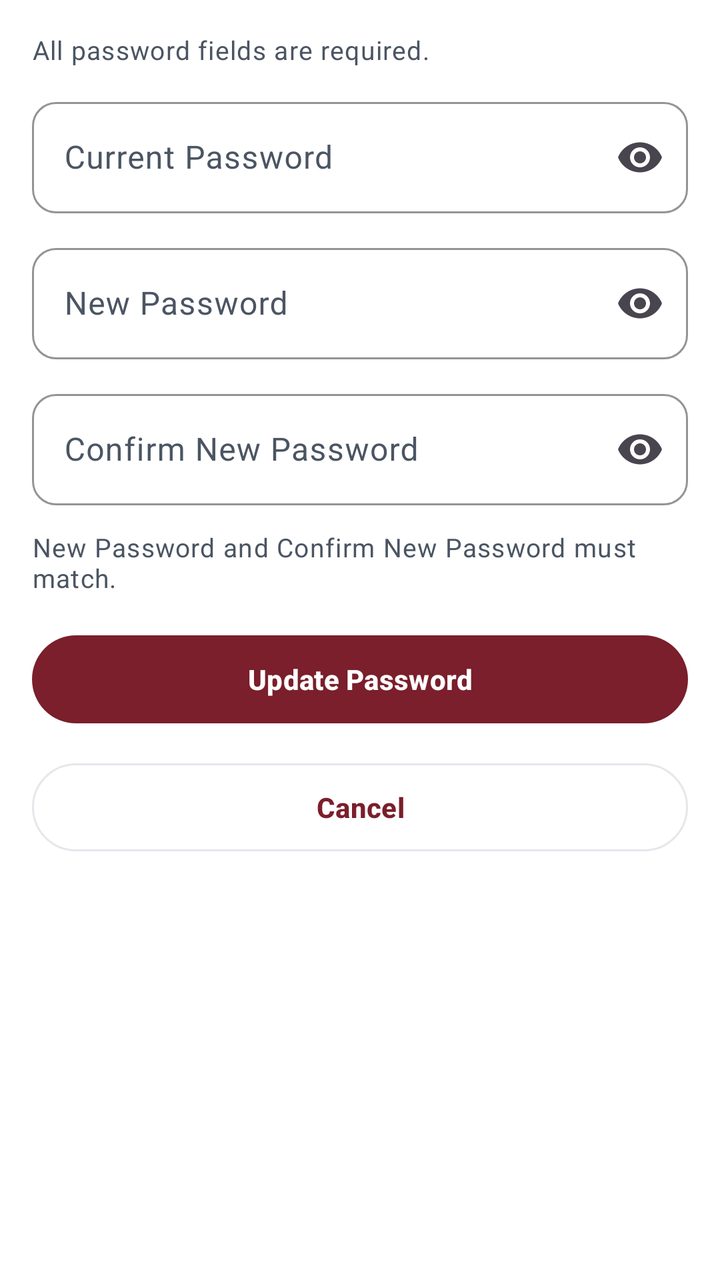
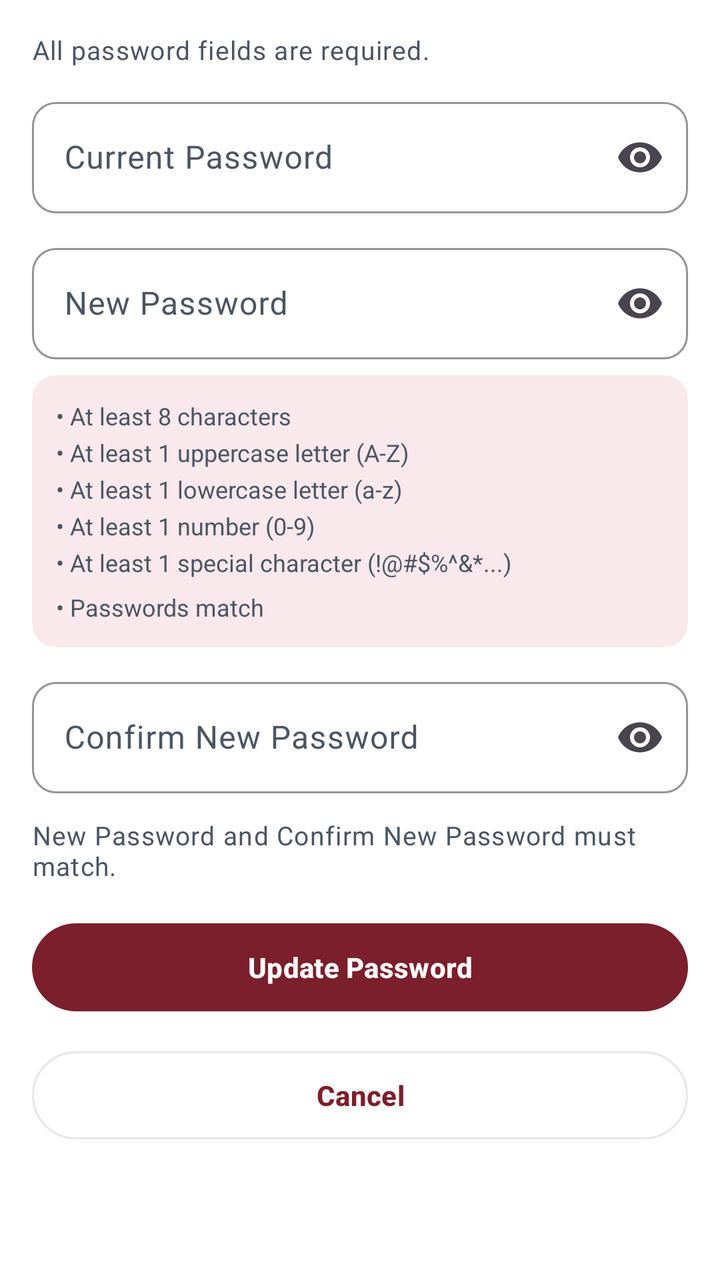

Two renders of the same Android screen: before a commit and after it. Below are the layout's source before the change and the commit's diff.
<!-- AndroidManifest.xml: application theme Theme.BPSUDrive -->
<!-- res/layout/activity_change_password.xml -->
<?xml version="1.0" encoding="utf-8"?>
<ScrollView xmlns:android="http://schemas.android.com/apk/res/android"
    xmlns:app="http://schemas.android.com/apk/res-auto"
    android:layout_width="match_parent"
    android:layout_height="match_parent"
    android:background="@color/white"
    android:clipToPadding="false"
    android:fillViewport="true">

    <LinearLayout
        android:layout_width="match_parent"
        android:layout_height="wrap_content"
        android:orientation="vertical"
        android:padding="16dp">

        <TextView
            android:layout_width="wrap_content"
            android:layout_height="wrap_content"
            android:text="@string/pw_required_note"
            android:textAppearance="@style/TextAppearance.BPSU.Note"
            android:textSize="13sp" />

        <com.google.android.material.textfield.TextInputLayout
            android:id="@+id/tilCurrentPassword"
            style="@style/Widget.BPSU.Input"
            android:layout_width="match_parent"
            android:layout_height="wrap_content"
            android:layout_marginTop="12dp"
            android:hint="@string/pw_current"
            app:endIconMode="password_toggle"
            app:placeholderText="••••••••">

            <com.google.android.material.textfield.TextInputEditText
                android:id="@+id/etCurrentPassword"
                android:layout_width="match_parent"
                android:layout_height="wrap_content"
                android:textColor="@color/text_primary"
                android:inputType="textPassword" />
        </com.google.android.material.textfield.TextInputLayout>

        <com.google.android.material.textfield.TextInputLayout
            android:id="@+id/tilNewPassword"
            style="@style/Widget.BPSU.Input"
            android:layout_width="match_parent"
            android:layout_height="wrap_content"
            android:layout_marginTop="12dp"
            android:hint="@string/pw_new"
            app:endIconMode="password_toggle"
            app:placeholderText="••••••••">

            <com.google.android.material.textfield.TextInputEditText
                android:id="@+id/etNewPassword"
                android:layout_width="match_parent"
                android:layout_height="wrap_content"
                android:textColor="@color/text_primary"
                android:inputType="textPassword" />
        </com.google.android.material.textfield.TextInputLayout>

        <com.google.android.material.textfield.TextInputLayout
            android:id="@+id/tilConfirmPassword"
            style="@style/Widget.BPSU.Input"
            android:layout_width="match_parent"
            android:layout_height="wrap_content"
            android:layout_marginTop="12dp"
            android:hint="@string/pw_confirm"
            app:endIconMode="password_toggle"
            app:placeholderText="••••••••">

            <com.google.android.material.textfield.TextInputEditText
                android:id="@+id/etConfirmPassword"
                android:layout_width="match_parent"
                android:layout_height="wrap_content"
                android:textColor="@color/text_primary"
                android:inputType="textPassword" />
        </com.google.android.material.textfield.TextInputLayout>

        <TextView
            android:layout_width="wrap_content"
            android:layout_height="wrap_content"
            android:layout_marginTop="12dp"
            android:text="@string/pw_match_note"
            android:textAppearance="@style/TextAppearance.BPSU.Note"
            android:textSize="13sp" />

        <com.google.android.material.button.MaterialButton
            android:id="@+id/btnChangePassword"
            style="@style/Widget.BPSU.Button.Primary"
            android:layout_width="match_parent"
            android:layout_height="@dimen/auth_button_height"
            android:layout_marginTop="16dp"
            android:text="@string/pw_update" />

        <com.google.android.material.button.MaterialButton
            android:id="@+id/btnCancel"
            style="@style/Widget.BPSU.Button.Secondary"
            android:layout_width="match_parent"
            android:layout_height="@dimen/auth_button_height"
            android:layout_marginTop="12dp"
            android:text="@string/pw_cancel" />
    </LinearLayout>
</ScrollView>
<!-- resources referenced by this layout -->
<resources>
  <color name="text_primary">#FF111111</color>
  <color name="white">#FFFFFFFF</color>
  <dimen name="auth_button_height">52dp</dimen>
  <string name="pw_cancel">Cancel</string>
  <string name="pw_confirm">Confirm New Password</string>
  <string name="pw_current">Current Password</string>
  <string name="pw_match_note">New Password and Confirm New Password must match.</string>
  <string name="pw_new">New Password</string>
  <string name="pw_required_note">All password fields are required.</string>
  <string name="pw_update">Update Password</string>
  <style name="TextAppearance.BPSU.Note" parent="TextAppearance.Material3.BodySmall">
          <item name="android:textSize">@dimen/auth_note_size</item>
          <item name="android:textColor">@color/text_secondary</item>
      </style>
  <style name="Widget.BPSU.Button.Primary" parent="Widget.Material3.Button">
          <item name="backgroundTint">@color/bpsu_maroon</item>
          <item name="android:textColor">@color/white</item>
          <item name="cornerRadius">@dimen/auth_button_radius</item>
          <item name="android:textStyle">bold</item>
          <item name="android:minHeight">@dimen/auth_button_height</item>
      </style>
  <style name="Widget.BPSU.Button.Secondary" parent="Widget.Material3.Button.OutlinedButton">
          <item name="strokeColor">@color/stroke_grey</item>
          <item name="android:textColor">@color/bpsu_maroon</item>
          <item name="cornerRadius">@dimen/auth_button_radius</item>
          <item name="android:textStyle">bold</item>
          <item name="android:minHeight">@dimen/auth_button_height</item>
          <item name="backgroundTint">@color/white</item>
      </style>
  <style name="Widget.BPSU.Input" parent="Widget.Material3.TextInputLayout.OutlinedBox">
          <item name="boxBackgroundColor">@color/input_box_bg</item>
          <item name="boxStrokeColor">@color/stroke_grey</item>
          <item name="hintTextColor">@color/text_secondary</item>
          <item name="android:textColorHint">@color/text_secondary</item>
          <item name="editTextStyle">@style/Widget.BPSU.EditText</item>
          <item name="boxCornerRadiusTopStart">12dp</item>
          <item name="boxCornerRadiusTopEnd">12dp</item>
          <item name="boxCornerRadiusBottomStart">12dp</item>
          <item name="boxCornerRadiusBottomEnd">12dp</item>
      </style>
  <style name="Theme.BPSUDrive" parent="Base.Theme.BPSUDrive" />
  <dimen name="auth_note_size">12sp</dimen>
  <color name="text_secondary">#FF4B5563</color>
  <color name="bpsu_maroon">#7A1F2B</color>
  <dimen name="auth_button_radius">28dp</dimen>
  <color name="stroke_grey">#FFE5E7EB</color>
  <style name="Widget.BPSU.EditText" parent="Widget.Material3.TextInputEditText.OutlinedBox">
          <item name="android:textColor">@color/text_primary</item>
          <item name="android:background">@android:color/transparent</item>
      </style>
  <style name="Base.Theme.BPSUDrive" parent="Theme.Material3.DayNight.NoActionBar">
          
          <item name="colorPrimary">@color/bpsu_maroon</item>
          <item name="android:statusBarColor">@color/bpsu_maroon</item>
      </style>
</resources>

<!-- the commit's change to res/layout/activity_change_password.xml (unified diff, before → after) -->
@@ -56,6 +56,70 @@
                 android:inputType="textPassword" />
         </com.google.android.material.textfield.TextInputLayout>
 
+        
+        <LinearLayout
+            android:id="@+id/layout_password_checklist"
+            android:layout_width="match_parent"
+            android:layout_height="wrap_content"
+            android:layout_marginTop="8dp"
+            android:background="@drawable/bg_info_box"
+            android:orientation="vertical"
+            android:padding="12dp">
+
+            <TextView
+                android:id="@+id/tv_req_length"
+                android:layout_width="wrap_content"
+                android:layout_height="wrap_content"
+                android:text="• At least 8 characters"
+                android:textColor="@color/text_secondary"
+                android:textSize="12sp" />
+
+            <TextView
+                android:id="@+id/tv_req_uppercase"
+                android:layout_width="wrap_content"
+                android:layout_height="wrap_content"
+                android:layout_marginTop="2dp"
+                android:text="• At least 1 uppercase letter (A-Z)"
+                android:textColor="@color/text_secondary"
+                android:textSize="12sp" />
+
+            <TextView
+                android:id="@+id/tv_req_lowercase"
+                android:layout_width="wrap_content"
+                android:layout_height="wrap_content"
+                android:layout_marginTop="2dp"
+                android:text="• At least 1 lowercase letter (a-z)"
+                android:textColor="@color/text_secondary"
+                android:textSize="12sp" />
+
+            <TextView
+                android:id="@+id/tv_req_digit"
+                android:layout_width="wrap_content"
+                android:layout_height="wrap_content"
+                android:layout_marginTop="2dp"
+                android:text="• At least 1 number (0-9)"
+                android:textColor="@color/text_secondary"
+                android:textSize="12sp" />
+
+            <TextView
+                android:id="@+id/tv_req_special"
+                android:layout_width="wrap_content"
+                android:layout_height="wrap_content"
+                android:layout_marginTop="2dp"
+                android:text="• At least 1 special character (!@#$%^&amp;*...)"
+                android:textColor="@color/text_secondary"
+                android:textSize="12sp" />
+
+            <TextView
+                android:id="@+id/tv_req_match"
+                android:layout_width="wrap_content"
+                android:layout_height="wrap_content"
+                android:layout_marginTop="6dp"
+                android:text="• Passwords match"
+                android:textColor="@color/text_secondary"
+                android:textSize="12sp" />
+        </LinearLayout>
+
         <com.google.android.material.textfield.TextInputLayout
             android:id="@+id/tilConfirmPassword"
             style="@style/Widget.BPSU.Input"
<!-- resource entries referenced after the edit -->
@@ -3,6 +3,12 @@
   <color name="text_primary">#FF111111</color>
   <color name="white">#FFFFFFFF</color>
   <dimen name="auth_button_height">52dp</dimen>
+  <!-- drawable bg_info_box (drawable) -->
+  <?xml version="1.0" encoding="utf-8"?>
+  <shape xmlns:android="http://schemas.android.com/apk/res/android">
+      <solid android:color="@color/info_box_bg" />
+      <corners android:radius="12dp" />
+  </shape>
   <string name="pw_cancel">Cancel</string>
   <string name="pw_confirm">Confirm New Password</string>
   <string name="pw_current">Current Password</string>
@@ -41,6 +47,7 @@
           <item name="boxCornerRadiusBottomEnd">12dp</item>
       </style>
   <style name="Theme.BPSUDrive" parent="Base.Theme.BPSUDrive" />
+  <color name="info_box_bg">#FFF9E8EC</color>
   <dimen name="auth_note_size">12sp</dimen>
   <color name="text_secondary">#FF4B5563</color>
   <color name="bpsu_maroon">#7A1F2B</color>
